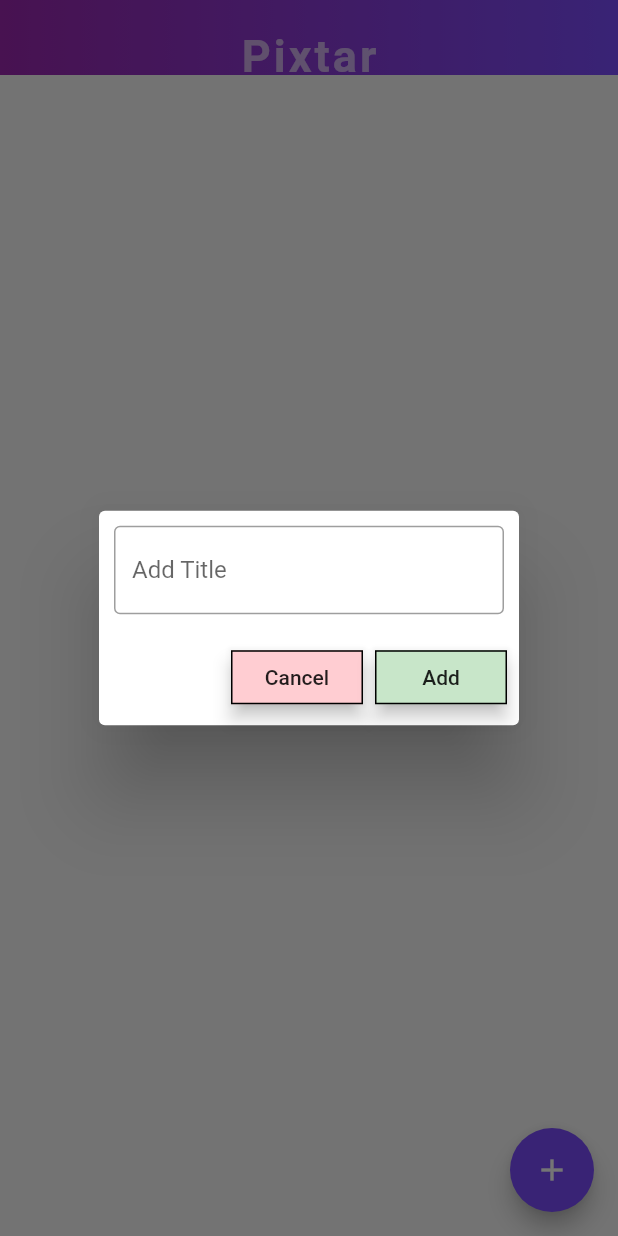
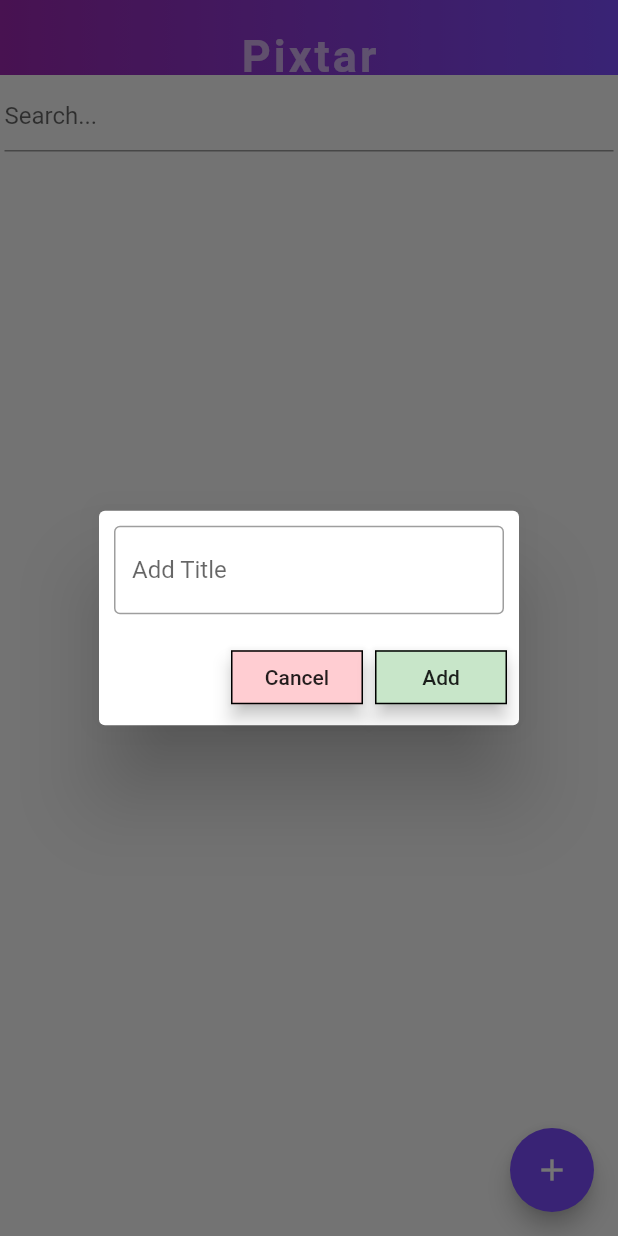
Before and after one commit to VanshKachhwal/Signature-App, a Flutter app: the screen it shows after launch, after a tap on the "add" icon, on a phone screen of 412 x 824 dp. Run offline on Flutter 3.47's test engine with Material 2 defaults, Android fonts, the phone set to English and light mode, and no system bars; our stand-ins replace flutter_colorpicker, image_gallery_saver, permission_handler, shared_preferences; statements that could not run were skipped.

Commit message:
Search Bar Added

```diff
--- a/lib/Myappv2.dart
+++ b/lib/Myappv2.dart
@@ -43,8 +43,8 @@ class _HomePageState extends State<HomePage> {
     return showDialog(context: context, builder: (context)
     {
       return AlertDialog(
-          contentPadding: EdgeInsets.all(10.0),
-          content: TextField(
+        contentPadding: EdgeInsets.all(10.0),
+        content: TextField(
           controller: t2,
           decoration: InputDecoration(
             hintText: "Add Title",
@@ -88,6 +88,7 @@ class _HomePageState extends State<HomePage> {
   }
 
   List<MyListItem> listItems = [];
+  List<MyListItem> listItemsC = [];
   SharedPreferences sharedPreferences;
 
   @override
@@ -106,6 +107,7 @@ class _HomePageState extends State<HomePage> {
   void addNewItemToList(String title){
     setState(() {
       listItems.add(MyListItem(title));
+      listItemsC = listItems;
       saveData();
     });
 
@@ -118,19 +120,20 @@ class _HomePageState extends State<HomePage> {
     return Scaffold(
       appBar: getAppBar(),
       body: new ListView.builder(
-          itemCount: listItems.length,
+          itemCount: listItemsC.length + 1,
           itemBuilder: (context, int index){
-            return new Dismissible(
-                key: new Key(listItems[index].title),
+            return index == 0? searchBar() : new Dismissible(
+                key: new Key(listItems[index-1].title),
                 onDismissed: (direction){
                   setState(() {
-                    listItems.removeAt(index);
+                    listItems.removeAt(index-1);
+                    listItemsC = listItems;
                     saveData();
                   });
 
                   Scaffold.of(context).showSnackBar(new SnackBar(
-                      content: new Text("Item Deleted"),
-                      duration: Duration(seconds:1),
+                    content: new Text("Item Deleted"),
+                    duration: Duration(seconds:1),
                   ));
                 },
                 child: Padding(
@@ -139,12 +142,12 @@ class _HomePageState extends State<HomePage> {
                     child: ListTile(
                       leading: Icon(Icons.landscape),
                       trailing: Icon(Icons.arrow_right),
-                      title: Text(listItems[index].title,
+                      title: Text(listItemsC[index-1].title,
                         style: TextStyle(
                             fontWeight: FontWeight.w500
                         ),),
                       onTap: () {
-                        String titleBar = listItems[index].title;
+                        String titleBar = listItemsC[index-1].title;
                         Navigator.push(context,
                             MaterialPageRoute(builder: (context) => DrawingScreen(value: titleBar)));
                       },
@@ -169,6 +172,26 @@ class _HomePageState extends State<HomePage> {
 
   }
 
+  searchBar(){
+    return Padding(
+        padding: const EdgeInsets.all(3.0),
+      child: TextField(
+        decoration: InputDecoration(
+          hintText: 'Search...'
+        ),
+        onChanged: (text){
+          text = text.toLowerCase();
+          setState(() {
+            listItemsC = listItems.where((element) {
+              var elementTitle = element.title.toLowerCase();
+              return elementTitle.contains(text);
+            }).toList();
+          });
+        },
+      ),
+    );
+  }
+
   getAppBar() {
     return PreferredSize(
         preferredSize: Size.fromHeight(50),
@@ -191,13 +214,13 @@ class _HomePageState extends State<HomePage> {
   }
 
   void saveData(){
-    List<String> spList = listItems.map((item) => json.encode(item.toMap())).toList();
+    List<String> spList = listItemsC.map((item) => json.encode(item.toMap())).toList();
     sharedPreferences.setStringList('listItems', spList);
   }
 
   void loadData(){
     List<String> spList = sharedPreferences.getStringList('listItems');
-    listItems = spList.map((item) => MyListItem.fromMap(json.decode(item))).toList();
+    listItemsC = spList.map((item) => MyListItem.fromMap(json.decode(item))).toList();
     setState(() {
 
     });
```
